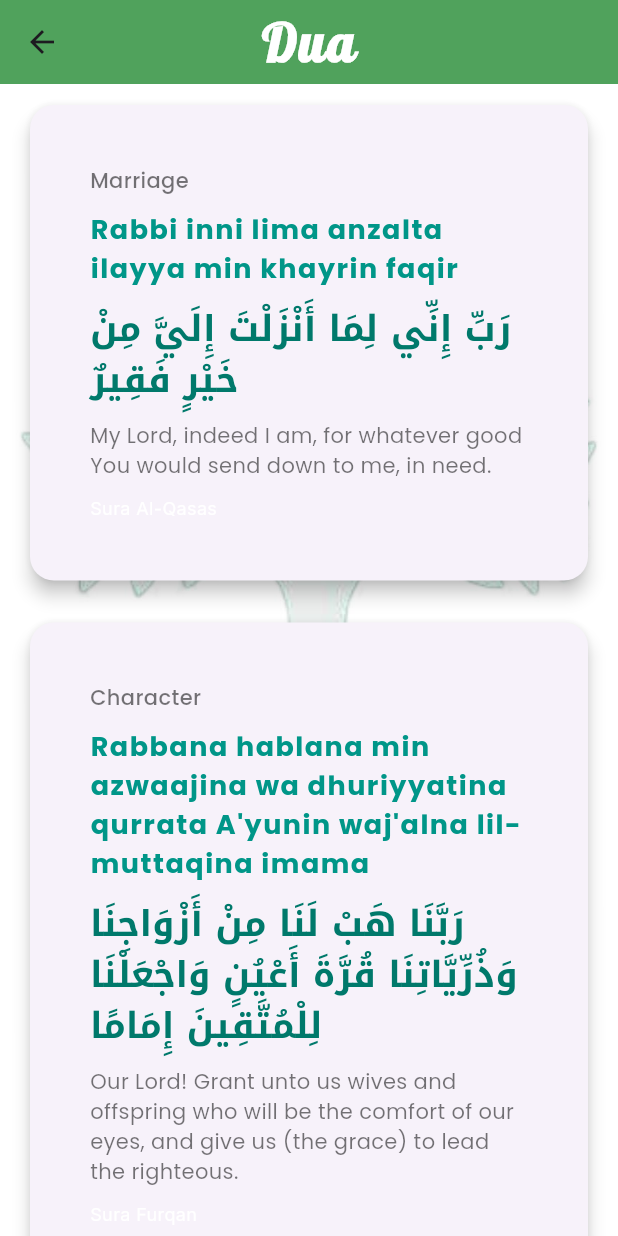
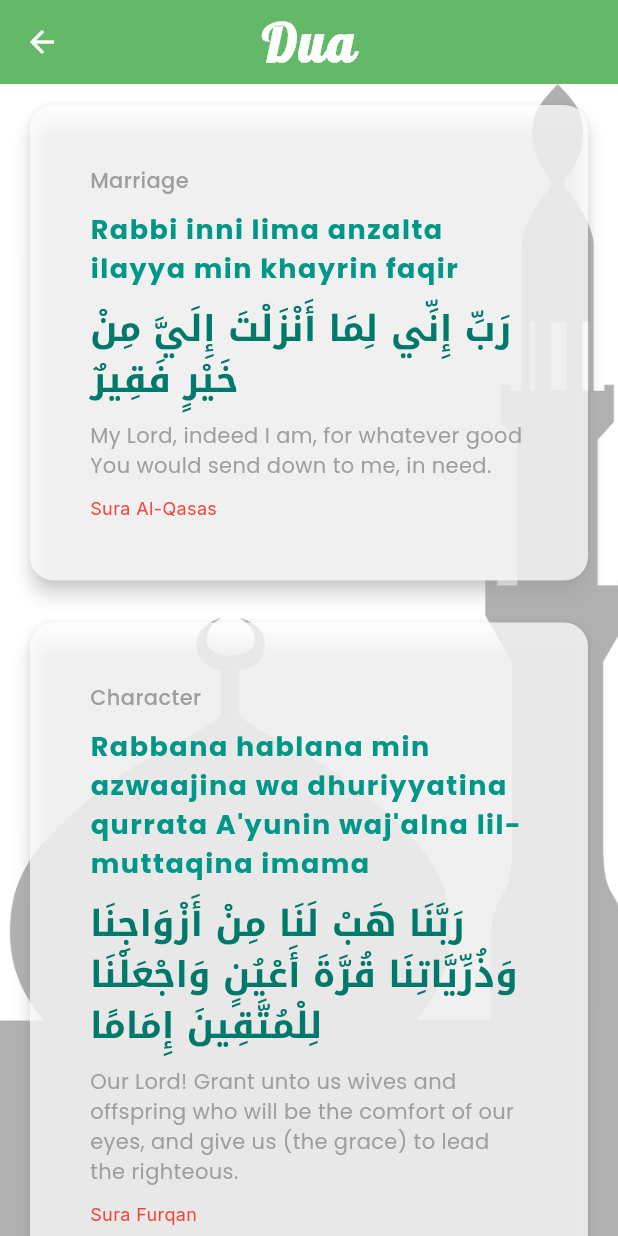
Before and after one commit to Fardeenhimself/flutter_tasbeeh_app, a Flutter app: the screen it shows after launch, after a tap on "Dua", on a phone screen of 412 x 824 dp. Run offline on Flutter 3.47's test engine with Material 3 defaults, Android fonts, the phone set to English and light mode, and no system bars; our stand-ins replace google_fonts.

Commit message:
Added dark mode

```diff
--- a/lib/components/home_card.dart
+++ b/lib/components/home_card.dart
@@ -1,4 +1,5 @@
 import 'package:flutter/material.dart';
+import 'package:tasbeeh_app/utils/custom_app_style.dart';
 import 'package:tasbeeh_app/utils/custom_home_card.dart';
 
 class HomeCard extends StatelessWidget {
@@ -7,13 +8,20 @@ class HomeCard extends StatelessWidget {
   @override
   Widget build(BuildContext context) {
     return Scaffold(
+      backgroundColor: Theme.of(context).colorScheme.surface,
+      appBar: AppBar(
+        title: Text('Tasbeeh', style: CustomAppStyle.appBarStyle(context)),
+      ),
       extendBodyBehindAppBar: true,
-      backgroundColor: Colors.transparent,
       body: Stack(
         children: [
           //Background Picture
           Positioned.fill(
-            child: Image.asset('assets/images/logo1.jpg', fit: BoxFit.cover),
+            child: Image.asset(
+              'assets/images/bg.png',
+              fit: BoxFit.cover,
+              opacity: AlwaysStoppedAnimation(0.31),
+            ),
           ),
 
           //Main Content
--- a/lib/main.dart
+++ b/lib/main.dart
@@ -5,6 +5,8 @@ import 'package:tasbeeh_app/pages/asma_categeory.dart';
 import 'package:tasbeeh_app/pages/asma_husna.dart';
 import 'package:tasbeeh_app/pages/home.dart';
 import 'package:tasbeeh_app/pages/reflect_category.dart';
+import 'package:tasbeeh_app/themes/dark_theme.dart';
+import 'package:tasbeeh_app/themes/light_theme.dart';
 
 void main() => runApp(TasbeehApp());
 
@@ -20,13 +22,15 @@ class _TasbeehAppState extends State<TasbeehApp> {
   Widget build(BuildContext context) {
     return MaterialApp(
       title: 'Tasbeeh',
+      debugShowCheckedModeBanner: false,
+      theme: lightTheme,
+      darkTheme: darkTheme,
       initialRoute: '/',
       routes: {
         '/': (context) => HomePage(),
         '/reflect_category': (context) =>
             ReflectCategory(reflections: ReflectList().reflectList),
         '/asma_category': (context) => AsmaCategeory(duas: AsmaList().asmaList),
-        //'/counter_page': (context) =>  CounterPage(reflectionType: )
       },
     );
   }
--- a/lib/pages/asma_categeory.dart
+++ b/lib/pages/asma_categeory.dart
@@ -14,16 +14,17 @@ class AsmaCategeory extends StatelessWidget {
   Widget build(BuildContext context) {
     return Scaffold(
       appBar: AppBar(
-        title: Text('Dua', style: CustomAppStyle.appBarStyle),
-        centerTitle: true,
-        elevation: 40,
-        backgroundColor: Colors.green,
+        title: Text('Dua', style: CustomAppStyle.appBarStyle(context)),
       ),
 
       body: Stack(
         children: [
           Positioned.fill(
-            child: Image.asset('assets/images/logo1.jpg', fit: BoxFit.cover),
+            child: Image.asset(
+              'assets/images/bg.png',
+              fit: BoxFit.cover,
+              opacity: AlwaysStoppedAnimation(0.31),
+            ),
           ),
           SafeArea(
             child: ListView.builder(
--- a/lib/pages/asma_husna.dart
+++ b/lib/pages/asma_husna.dart
@@ -8,10 +8,7 @@ class AsmaHusna extends StatelessWidget {
   Widget build(BuildContext context) {
     return Scaffold(
       appBar: AppBar(
-        title: Text('Dua\'s', style: CustomAppStyle.appBarStyle),
-        centerTitle: true,
-        elevation: 40,
-        backgroundColor: Colors.green,
+        title: Text('Dua\'s', style: CustomAppStyle.appBarStyle(context)),
       ),
       body: AsmaHusna(),
     );
--- a/lib/pages/counter_page.dart
+++ b/lib/pages/counter_page.dart
@@ -4,9 +4,9 @@ import 'package:tasbeeh_app/utils/counter_page_card.dart';
 import 'package:tasbeeh_app/utils/custom_app_style.dart';
 
 class CounterPage extends StatefulWidget {
-   CounterPage({super.key, required this.reflectionType});
+  CounterPage({super.key, required this.reflectionType});
 
-  var reflectionType;
+  dynamic reflectionType;
 
   @override
   State<CounterPage> createState() => _CounterPageState();
@@ -48,7 +48,11 @@ class _CounterPageState extends State<CounterPage> {
       body: Stack(
         children: [
           Positioned.fill(
-            child: Image.asset('assets/images/logo1.jpg', fit: BoxFit.cover),
+            child: Image.asset(
+              'assets/images/bg.png',
+              fit: BoxFit.cover,
+              opacity: AlwaysStoppedAnimation(0.31),
+            ),
           ),
 
           SafeArea(
@@ -72,7 +76,7 @@ class _CounterPageState extends State<CounterPage> {
                       onPressed: () => incrementCounter(),
                       icon: Icon(Icons.add),
                       style: IconButton.styleFrom(
-                        backgroundColor: Colors.lime,
+                        backgroundColor: Colors.teal[300]!,
                         foregroundColor: Colors.white,
                         iconSize: 100,
                         enableFeedback: true,
--- a/lib/pages/home.dart
+++ b/lib/pages/home.dart
@@ -1,6 +1,5 @@
 import 'package:flutter/material.dart';
 import 'package:tasbeeh_app/components/home_card.dart';
-import 'package:tasbeeh_app/utils/custom_app_style.dart';
 
 class HomePage extends StatefulWidget {
   const HomePage({super.key});
@@ -12,14 +11,6 @@ class HomePage extends StatefulWidget {
 class _HomePageState extends State<HomePage> {
   @override
   Widget build(BuildContext context) {
-    return Scaffold(
-      appBar: AppBar(
-        title: Text('Tasbeeh', style: CustomAppStyle.appBarStyle),
-        centerTitle: true,
-        elevation: 40,
-        backgroundColor: Colors.green,
-      ),
-      body: HomeCard(),
-    );
+    return HomeCard();
   }
 }
--- a/lib/pages/reflect_category.dart
+++ b/lib/pages/reflect_category.dart
@@ -13,16 +13,17 @@ class ReflectCategory extends StatelessWidget {
   Widget build(BuildContext context) {
     return Scaffold(
       appBar: AppBar(
-        title: Text('Reflect', style: CustomAppStyle.appBarStyle),
-        centerTitle: true,
-        elevation: 40,
-        backgroundColor: Colors.green,
+        title: Text('Reflect', style: CustomAppStyle.appBarStyle(context)),
       ),
       body: Stack(
         children: [
           //Background Image
           Positioned.fill(
-            child: Image.asset('assets/images/logo1.jpg', fit: BoxFit.cover),
+            child: Image.asset(
+              'assets/images/bg.png',
+              fit: BoxFit.cover,
+              opacity: AlwaysStoppedAnimation(0.31),
+            ),
           ),
           SafeArea(
             child: ListView.builder(
--- /dev/null
+++ b/lib/themes/dark_theme.dart
@@ -0,0 +1,46 @@
+import 'package:flutter/material.dart';
+
+// ThemeData darkTheme = ThemeData(
+//   appBarTheme: AppBarTheme(
+//     backgroundColor: Colors.teal,
+//     foregroundColor: Colors.white,
+//     elevation: 10,
+//     centerTitle: true,
+//   ),
+//   scaffoldBackgroundColor: Colors.black38,
+//   brightness: Brightness.dark,
+//   colorScheme: ColorScheme.dark(
+//     primary: Color.fromRGBO(18, 18, 18, 1),
+//     secondary: Colors.green,
+//     shadow: Colors.grey.shade600,
+//   ),
+// );
+
+final ThemeData darkTheme = ThemeData(
+  brightness: Brightness.dark,
+  scaffoldBackgroundColor: Colors.black38,
+
+  appBarTheme: const AppBarTheme(
+    backgroundColor: Colors.teal,
+    foregroundColor: Colors.white,
+    elevation: 10,
+    centerTitle: true,
+  ),
+
+  cardColor: const Color.fromRGBO(18, 18, 18, 1), // dark-friendly card color
+
+  colorScheme: ColorScheme.dark(
+    primary: const Color.fromRGBO(18, 18, 18, 1), // dark surface for cards
+    secondary: Colors.green,
+    surface: Colors.grey.shade800,
+    shadow: Colors.black54,
+  ),
+
+  shadowColor: Colors.black54,
+
+  textTheme: const TextTheme(
+    bodyLarge: TextStyle(color: Colors.white),
+    bodyMedium: TextStyle(color: Colors.white70),
+    titleLarge: TextStyle(color: Colors.white, fontWeight: FontWeight.bold),
+  ),
+);
--- /dev/null
+++ b/lib/themes/light_theme.dart
@@ -0,0 +1,16 @@
+import 'package:flutter/material.dart';
+
+ThemeData lightTheme = ThemeData(
+  appBarTheme: AppBarTheme(
+    backgroundColor: Colors.green,
+    foregroundColor: Colors.white,
+    elevation: 10,
+    centerTitle: true,
+  ),
+  brightness: Brightness.light,
+  colorScheme: ColorScheme.light(
+    primary: Colors.white.withAlpha(190),
+    secondary: Colors.black,
+    shadow: Colors.grey.shade300,
+  ),
+);
--- a/lib/utils/custom_app_style.dart
+++ b/lib/utils/custom_app_style.dart
@@ -4,11 +4,11 @@ import 'package:google_fonts/google_fonts.dart';
 
 class CustomAppStyle {
   //App Bar Style
-  static final appBarStyle = GoogleFonts.lobster(
+  static TextStyle appBarStyle(context) => GoogleFonts.lobster(
     fontSize: 35,
     fontWeight: FontWeight.bold,
     letterSpacing: 1.5,
-    color: Colors.white,
+    color: Theme.of(context).appBarTheme.foregroundColor,
   );
 
   //Text style for card
@@ -29,20 +29,20 @@ class CustomAppStyle {
   //Translation Text
   static final cardTranslationStyle = GoogleFonts.poppins(
     fontSize: 14,
-    color: Colors.black54,
+    color: Colors.grey[500]!,
   );
 
   //Text Style for dua category
   static final duaCatStyle = GoogleFonts.poppins(
     fontSize: 14,
-    color: Colors.black54,
+    color: Colors.grey[500]!,
     fontWeight: FontWeight.w500,
   );
 
   //Identity style for dua
   static final duaIdentityStyle = GoogleFonts.inter(
     fontSize: 12,
-    color: Colors.white,
+    color: Colors.red,
   );
 
   //Counter number Style
@@ -52,12 +52,15 @@ class CustomAppStyle {
     color: Colors.teal.shade700,
   );
 
-  // Reusable Card Style
-  static Card styledCard({required Widget child}) {
+  //GPT Carrd Theme
+    static Card styledCard({
+    required BuildContext context,
+    required Widget child,
+  }) {
     return Card(
       elevation: 6,
-      color: Colors.white.withAlpha(190),
-      shadowColor: Colors.grey.shade300,
+      color: Theme.of(context).cardColor,
+      shadowColor: Theme.of(context).shadowColor,
       shape: RoundedRectangleBorder(borderRadius: BorderRadius.circular(16)),
       child: Padding(
         padding: const EdgeInsets.symmetric(vertical: 16, horizontal: 20),
@@ -66,8 +69,25 @@ class CustomAppStyle {
     );
   }
 
+  // // Reusable Card Style
+  // static Card styledCard({
+  //   required BuildContext context,
+  //   required Widget child,
+  // }) {
+  //   return Card(
+  //     elevation: 6,
+  //     color: Theme.of(context).colorScheme.primary,
+  //     shadowColor: Theme.of(context).colorScheme.shadow,
+  //     shape: RoundedRectangleBorder(borderRadius: BorderRadius.circular(16)),
+  //     child: Padding(
+  //       padding: const EdgeInsets.symmetric(vertical: 16, horizontal: 20),
+  //       child: child,
+  //     ),
+  //   );
+  // }
+
   //Reusable Button
-  static IconButton styledIconButton({
+    static IconButton styledIconButton({
     required Icon icon,
     required VoidCallback onPress,
   }) {
@@ -75,10 +95,9 @@ class CustomAppStyle {
       onPressed: onPress,
       icon: icon,
       style: IconButton.styleFrom(
-        backgroundColor: Colors.lime,
+        backgroundColor: Colors.teal[300]!,
         foregroundColor: Colors.white,
         iconSize: 20,
-        enableFeedback: true,
         shape: CircleBorder(),
         padding: EdgeInsets.symmetric(horizontal: 40, vertical: 20),
         elevation: 8,
@@ -86,10 +105,15 @@ class CustomAppStyle {
     );
   }
 
-  static Widget roundImage(String imagePath) {
+  static Widget roundImage(String imagePath, BuildContext context) {
     return ClipRRect(
       borderRadius: BorderRadiusGeometry.circular(12),
-      child: Image.asset(imagePath, width: 60, height: 60),
+      child: Image.asset(
+        imagePath,
+        width: 60,
+        height: 60,
+        color: Theme.of(context).colorScheme.secondary,
+      ),
     );
   }
 }
--- a/lib/utils/custom_asmaCat.dart
+++ b/lib/utils/custom_asmaCat.dart
@@ -17,6 +17,8 @@ class CustomAsmacat extends StatelessWidget {
         borderRadius: BorderRadius.circular(16),
         splashColor: Colors.teal,
         child: Card(
+          color: Theme.of(context).colorScheme.primary,
+          shadowColor: Theme.of(context).colorScheme.shadow,
           elevation: 5,
           shape: RoundedRectangleBorder(
             borderRadius: BorderRadiusGeometry.circular(16),
--- a/lib/utils/custom_category_card.dart
+++ b/lib/utils/custom_category_card.dart
@@ -20,11 +20,8 @@ class CustomCategoryCard extends StatelessWidget {
         onTap: onTap,
         borderRadius: BorderRadius.circular(16),
         splashColor: Colors.teal,
-        child: Card(
-          elevation: 5,
-          shape: RoundedRectangleBorder(
-            borderRadius: BorderRadiusGeometry.circular(16),
-          ),
+        child: CustomAppStyle.styledCard(
+          context: context,
           child: Padding(
             padding: EdgeInsets.symmetric(horizontal: 20, vertical: 20),
             child: Padding(
--- a/lib/utils/custom_home_card.dart
+++ b/lib/utils/custom_home_card.dart
@@ -20,9 +20,10 @@ class CustomHomeCard extends StatelessWidget {
       child: Padding(
         padding: EdgeInsets.symmetric(horizontal: 20, vertical: 10),
         child: CustomAppStyle.styledCard(
+          context: context,
           child: Row(
             children: [
-              CustomAppStyle.roundImage(imagePath),
+              CustomAppStyle.roundImage(imagePath, context),
               const SizedBox(width: 20),
               Text(text, style: CustomAppStyle.cardTitleStyle),
             ],
```
Also changed, not shown: assets/images/bg.png (added), assets/images/logo.jpg (deleted), assets/images/logo.png (added).
